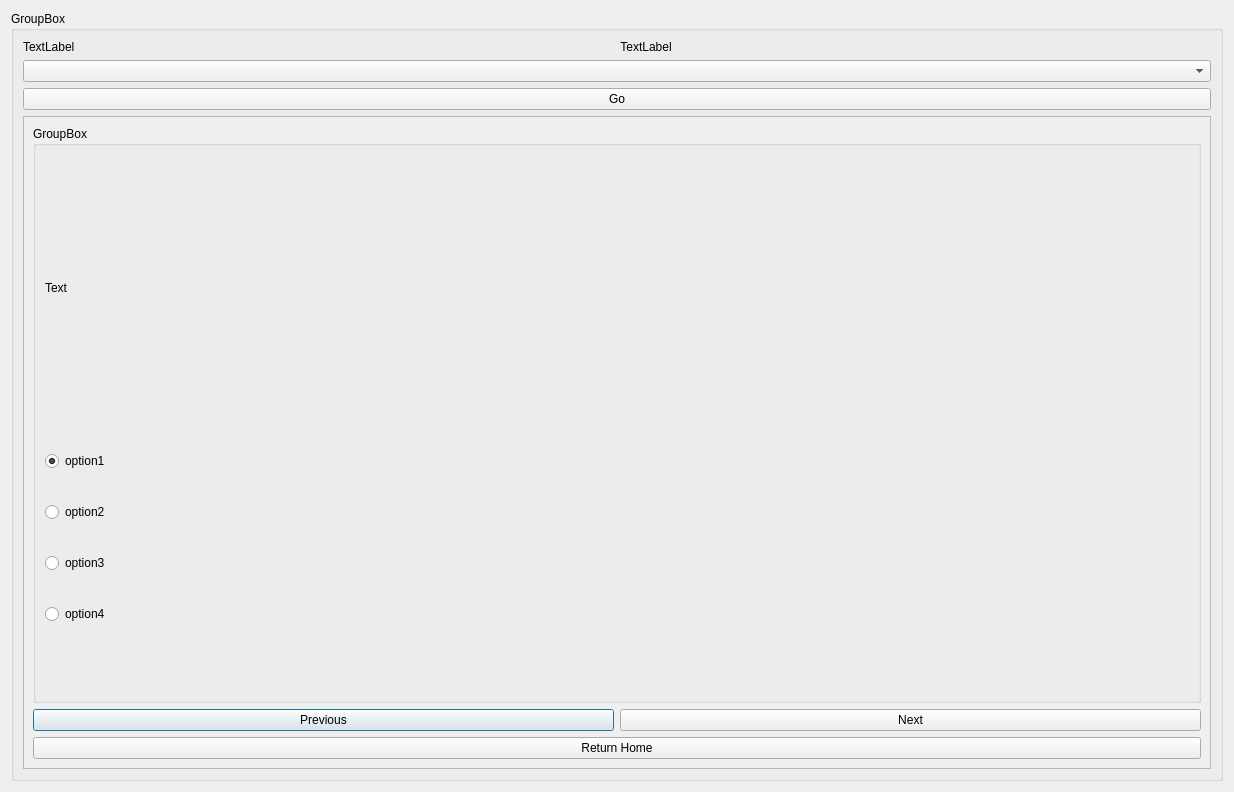
BiratBC/ExamSphereV1, file ExamSphereV1/class8.ui: the form before one commit.
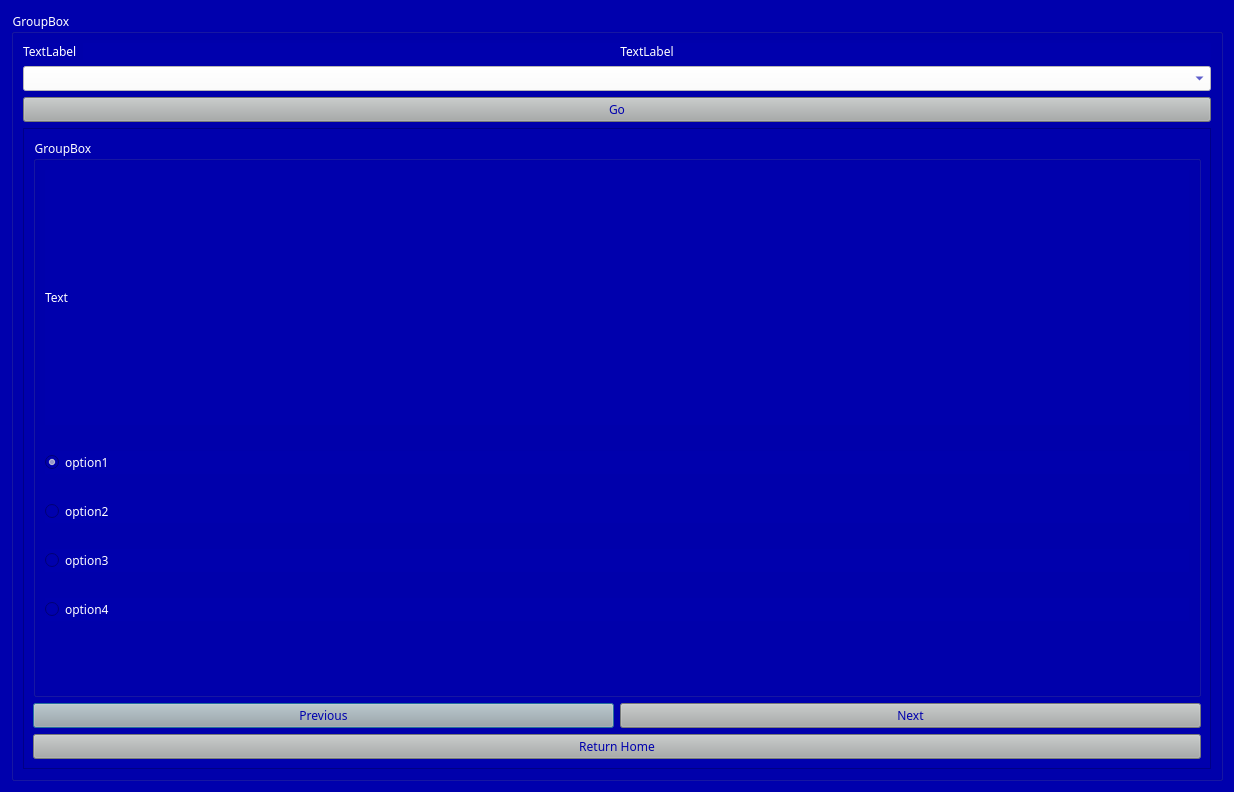
The form after the commit.

What changed in the file:
```diff
--- a/ExamSphereV1/class8.ui
+++ b/ExamSphereV1/class8.ui
@@ -13,6 +13,30 @@
   <property name="windowTitle">
    <string>Dialog</string>
   </property>
+  <property name="styleSheet">
+   <string notr="true">*{
+	background-color: rgb(0, 0, 173);
+font-family:AcPlus IBM CGA;
+color:#fff;
+}
+QLineEdit
+{	
+color:#0000ad;
+	background-color: rgb(255, 255, 255);
+}
+QComboBox
+{
+color:#0000ad;
+	background-color: rgb(255, 255, 255);
+}
+QPushButton
+{
+	
+	background-color: rgb(167, 171, 170);
+	color:#0000ad;
+}
+</string>
+  </property>
   <layout class="QGridLayout" name="gridLayout_2">
    <item row="0" column="0">
     <widget class="QGroupBox" name="groupBox">
@@ -30,8 +54,8 @@
           <rect>
            <x>0</x>
            <y>0</y>
-           <width>1182</width>
-           <height>617</height>
+           <width>1186</width>
+           <height>642</height>
           </rect>
          </property>
          <layout class="QGridLayout" name="gridLayout">
```
